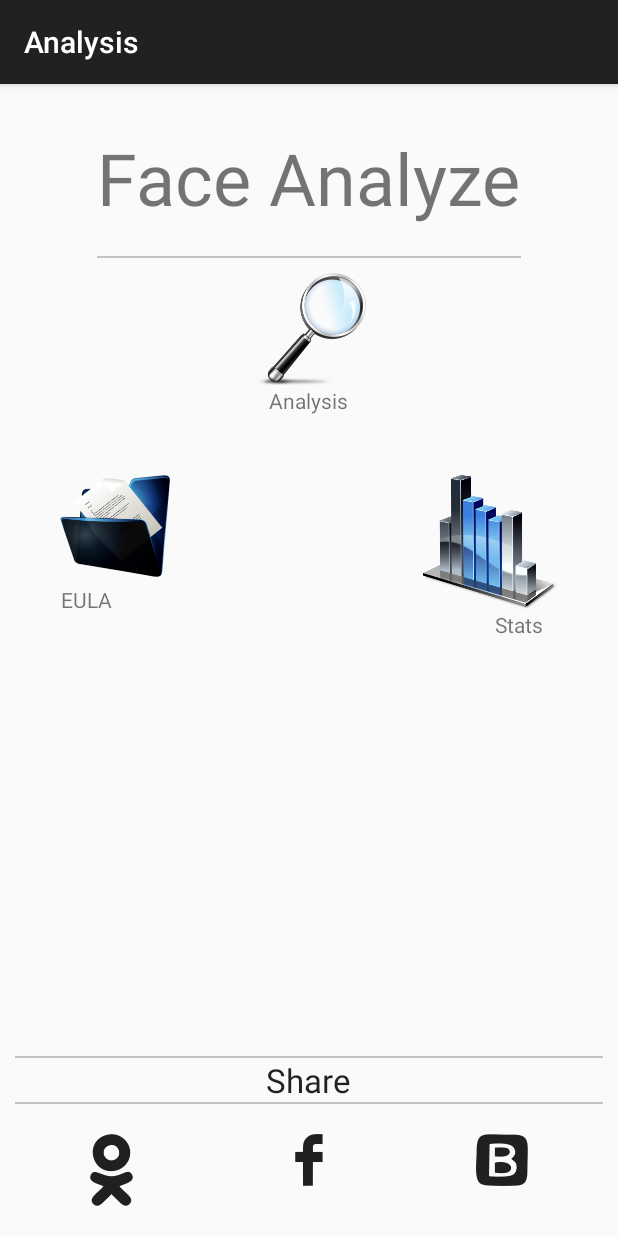
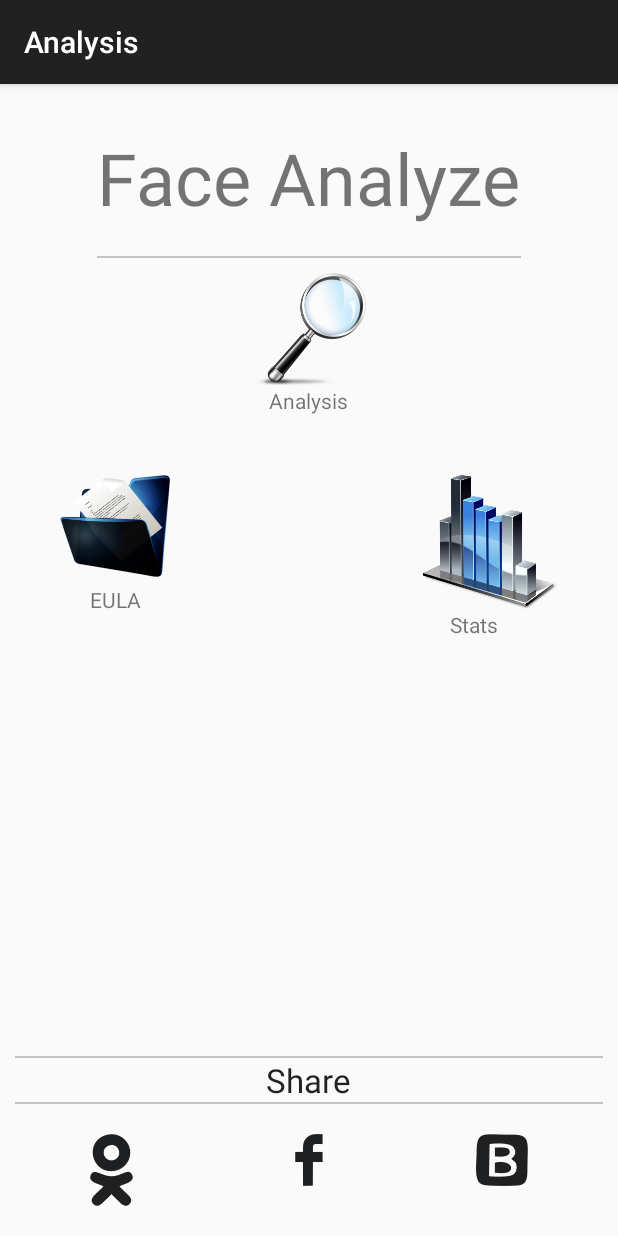
Before and after one commit to nikoles99/AnalyzeFace, an Android app: the screen it shows after launch (MainActivity), on a phone screen of 412 x 824 dp. Run offline under Robolectric (Android 15) with nearby library versions, the phone set to English and light mode, and no system bars.

Commit message:
fixed MainActivity layout

```diff
--- a/app/src/main/res/layout/activity_analyze_result.xml
+++ b/app/src/main/res/layout/activity_analyze_result.xml
@@ -11,8 +11,8 @@
 
     <ImageView
         android:id="@+id/photo"
-        android:scaleType="centerInside"
-        android:layout_width="wrap_content"
-        android:layout_height="wrap_content"/>
+        android:layout_weight="2"
+        android:layout_width="match_parent"
+        android:layout_height="0dp"/>
 
 </LinearLayout>
--- a/app/src/main/res/layout/activity_main.xml
+++ b/app/src/main/res/layout/activity_main.xml
@@ -29,8 +29,8 @@
     <LinearLayout
         android:id="@+id/analyzeLayout"
         android:layout_width="wrap_content"
+        android:layout_height="wrap_content"
         android:layout_below="@+id/logotype"
-        android:layout_height="wrap_content"
         android:layout_centerVertical="true"
         android:orientation="vertical">
 
@@ -63,37 +63,51 @@
             android:layout_marginTop="40dp"
             android:clickable="true">
 
+            <LinearLayout
+                android:layout_width="wrap_content"
+                android:layout_height="wrap_content"
+                android:layout_alignParentLeft="true"
+                android:orientation="vertical">
+
                 <ImageView
                     android:id="@+id/termsOfUse"
                     android:layout_width="wrap_content"
                     android:layout_height="wrap_content"
-                android:layout_alignParentLeft="true"
+                    android:layout_gravity="center"
                     android:background="@drawable/document"/>
 
                 <TextView
                     android:id="@+id/termOfUseTextView"
                     android:layout_width="wrap_content"
                     android:layout_height="wrap_content"
-                android:layout_alignParentLeft="true"
-                android:layout_below="@+id/termsOfUse"
+                    android:layout_gravity="center"
                     android:layout_marginTop="5dp"
                     android:gravity="center"/>
+            </LinearLayout>
+
+
+            <LinearLayout
+                android:layout_width="wrap_content"
+                android:layout_height="wrap_content"
+                android:layout_alignParentRight="true"
+                android:layout_centerHorizontal="true"
+                android:orientation="vertical">
 
                 <ImageView
                     android:id="@+id/statistic"
                     android:layout_width="wrap_content"
                     android:layout_height="wrap_content"
-                android:layout_alignParentRight="true"
+                    android:layout_gravity="center"
                     android:background="@drawable/statistick"/>
 
                 <TextView
                     android:id="@+id/statisticTextView"
                     android:layout_width="wrap_content"
                     android:layout_height="wrap_content"
-                android:layout_alignParentRight="true"
-                android:layout_below="@+id/statistic"
-                android:layout_centerHorizontal="true"
+                    android:layout_gravity="center"
                     android:layout_marginRight="10dp"/>
+            </LinearLayout>
+
 
         </RelativeLayout>
 
```
Lines whose indentation alone changed are shown as unchanged.
